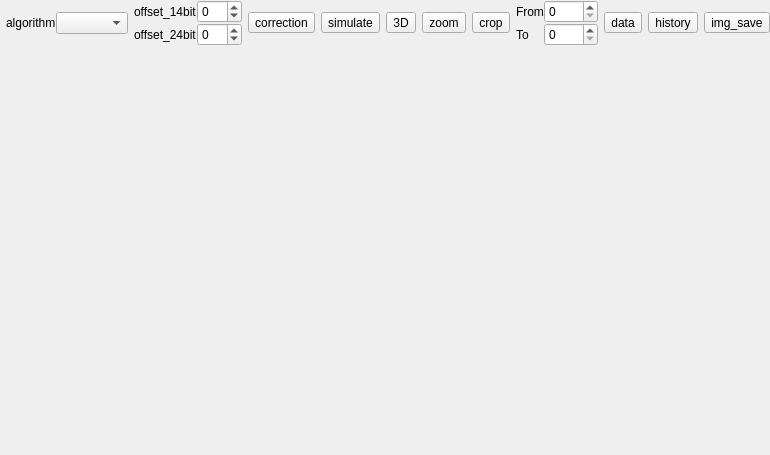
Above: src/form/plot/formplot.ui from MRsoymilk/MySerial before the change. Below: the same form after it.
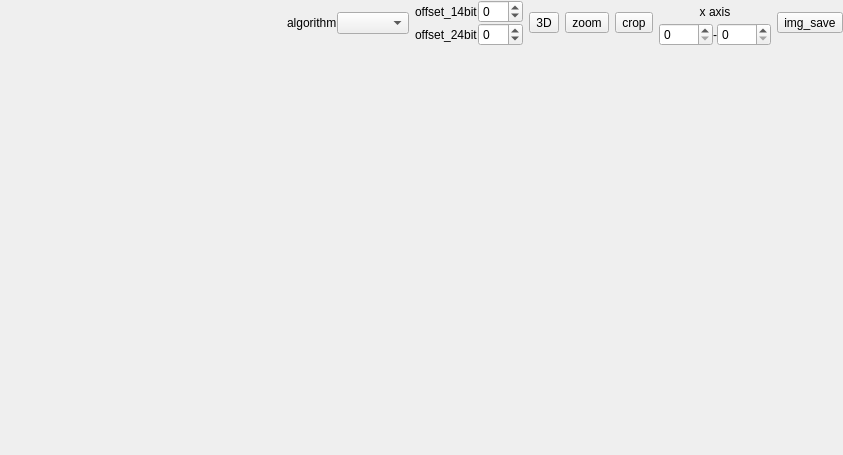
That is the form after the change. Icons and pictures are not drawn.

```diff
--- a/src/form/plot/formplot.ui
+++ b/src/form/plot/formplot.ui
@@ -6,7 +6,7 @@
    <rect>
     <x>0</x>
     <y>0</y>
-    <width>741</width>
+    <width>843</width>
     <height>455</height>
    </rect>
   </property>
@@ -32,51 +32,16 @@
    <property name="verticalSpacing">
     <number>0</number>
    </property>
+   <item row="1" column="0" colspan="8">
+    <widget class="QStackedWidget" name="stackedWidget"/>
+   </item>
    <item row="0" column="3">
-    <widget class="QToolButton" name="tBtnCorrection">
-     <property name="text">
-      <string>correction</string>
-     </property>
-    </widget>
-   </item>
-   <item row="0" column="11">
-    <widget class="QToolButton" name="tBtnImgSave">
-     <property name="text">
-      <string>img_save</string>
-     </property>
-    </widget>
-   </item>
-   <item row="0" column="4">
-    <widget class="QToolButton" name="tBtnSimulate">
-     <property name="text">
-      <string>simulate</string>
-     </property>
-    </widget>
-   </item>
-   <item row="0" column="6">
-    <widget class="QToolButton" name="tBtnZoom">
-     <property name="text">
-      <string>zoom</string>
-     </property>
-     <property name="icon">
-      <iconset theme="QIcon::ThemeIcon::ZoomFitBest"/>
-     </property>
-    </widget>
-   </item>
-   <item row="0" column="5">
     <widget class="QToolButton" name="tBtn3D">
      <property name="text">
       <string>3D</string>
      </property>
     </widget>
    </item>
-   <item row="0" column="9">
-    <widget class="QToolButton" name="tBtnData">
-     <property name="text">
-      <string>data</string>
-     </property>
-    </widget>
-   </item>
    <item row="0" column="0">
     <spacer name="horizontalSpacer">
      <property name="orientation">
@@ -90,6 +55,20 @@
      </property>
     </spacer>
    </item>
+   <item row="0" column="5">
+    <widget class="QToolButton" name="tBtnCrop">
+     <property name="text">
+      <string>crop</string>
+     </property>
+    </widget>
+   </item>
+   <item row="0" column="7">
+    <widget class="QToolButton" name="tBtnImgSave">
+     <property name="text">
+      <string>img_save</string>
+     </property>
+    </widget>
+   </item>
    <item row="0" column="2">
     <layout class="QVBoxLayout" name="verticalLayout">
      <property name="spacing">
@@ -139,16 +118,6 @@
      </item>
     </layout>
    </item>
-   <item row="1" column="0" colspan="12">
-    <widget class="QStackedWidget" name="stackedWidget"/>
-   </item>
-   <item row="0" column="10">
-    <widget class="QToolButton" name="tBtnHistory">
-     <property name="text">
-      <string>history</string>
-     </property>
-    </widget>
-   </item>
    <item row="0" column="1">
     <layout class="QHBoxLayout" name="horizontalLayout">
      <item>
@@ -163,24 +132,34 @@
      </item>
     </layout>
    </item>
-   <item row="0" column="7">
-    <widget class="QToolButton" name="tBtnCrop">
+   <item row="0" column="4">
+    <widget class="QToolButton" name="tBtnZoom">
      <property name="text">
-      <string>crop</string>
+      <string>zoom</string>
+     </property>
+     <property name="icon">
+      <iconset theme="QIcon::ThemeIcon::ZoomFitBest"/>
      </property>
     </widget>
    </item>
-   <item row="0" column="8">
+   <item row="0" column="6">
     <layout class="QVBoxLayout" name="verticalLayout_2">
      <item>
       <layout class="QHBoxLayout" name="horizontalLayout_2">
        <item>
         <widget class="QLabel" name="labelFrom">
          <property name="text">
-          <string>From</string>
+          <string>x axis</string>
+         </property>
+         <property name="alignment">
+          <set>Qt::AlignmentFlag::AlignCenter</set>
          </property>
         </widget>
        </item>
+      </layout>
+     </item>
+     <item>
+      <layout class="QHBoxLayout" name="horizontalLayout_3">
        <item>
         <widget class="QSpinBox" name="spinBoxFrom">
          <property name="maximum">
@@ -188,14 +167,10 @@
          </property>
         </widget>
        </item>
-      </layout>
-     </item>
-     <item>
-      <layout class="QHBoxLayout" name="horizontalLayout_3">
        <item>
         <widget class="QLabel" name="labelTo">
          <property name="text">
-          <string>To</string>
+          <string>-</string>
          </property>
         </widget>
        </item>
```
Left out of the diff: 2 changed lines with no effect on the pictures.
